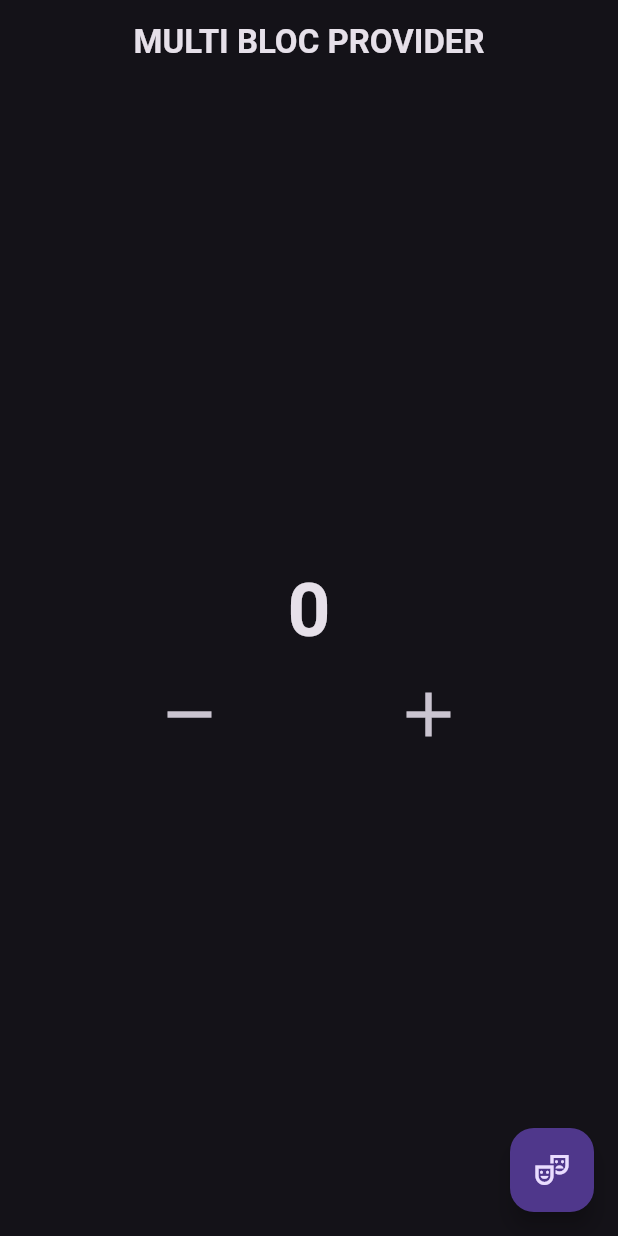
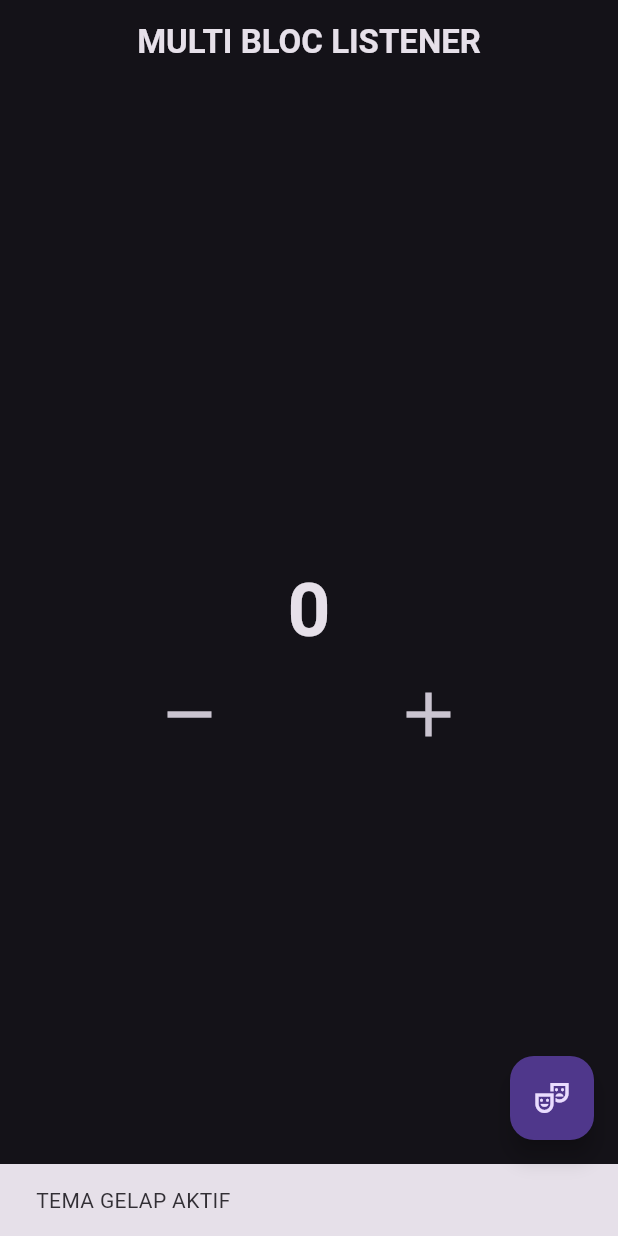
Before and after one commit to iqbalsuwandi20/state-managemet-bloc, a Flutter app: the screen it shows after launch, after a tap on the "remove" icon, after a tap on the "add" icon, after a tap on the "theater comedy" icon, on a phone screen of 412 x 824 dp. Run offline on Flutter 3.47's test engine with Material 3 defaults, Android fonts, the phone set to English and light mode, and no system bars; our stand-ins replace bloc, flutter_bloc.

Commit message:
multi bloc listener

```diff
--- a/lib/pages/home_page.dart
+++ b/lib/pages/home_page.dart
@@ -15,7 +15,7 @@ class HomePage extends StatelessWidget {
     return Scaffold(
       appBar: AppBar(
         title: Text(
-          "Multi Bloc Provider".toUpperCase(),
+          "Multi Bloc Listener".toUpperCase(),
           style: const TextStyle(
             fontWeight: FontWeight.bold,
           ),
@@ -25,13 +25,51 @@ class HomePage extends StatelessWidget {
       body: Column(
         mainAxisAlignment: MainAxisAlignment.center,
         children: [
-          BlocBuilder<CounterBloc, int>(
+          MultiBlocListener(
+            listeners: [
+              BlocListener<ThemeBloc, bool>(
+                  listener: (context, state) =>
+                      ScaffoldMessenger.of(context).showSnackBar(
+                        SnackBar(
+                          content: Text(
+                            "Tema gelap aktif".toUpperCase(),
+                          ),
+                          duration: const Duration(seconds: 1),
+                        ),
+                      ),
+                  listenWhen: (previous, current) {
+                    if (current == false) {
+                      return true;
+                    } else {
+                      return false;
+                    }
+                  }),
+              BlocListener<CounterBloc, int>(
+                  listener: (context, state) =>
+                      ScaffoldMessenger.of(context).showSnackBar(
+                        SnackBar(
+                          content: Text(
+                            "Lebih dari 5".toUpperCase(),
+                          ),
+                          duration: const Duration(seconds: 1),
+                        ),
+                      ),
+                  listenWhen: (previous, current) {
+                    if (current > 5) {
+                      return true;
+                    } else {
+                      return false;
+                    }
+                  }),
+            ],
+            child: BlocBuilder<CounterBloc, int>(
               bloc: counterBloc,
               builder: (context, state) => Text(
                 '$state',
                 style: const TextStyle(
                   fontSize: 50,
                   fontWeight: FontWeight.bold,
+                ),
               ),
             ),
           ),
```
Lines whose indentation alone changed are shown as unchanged.
